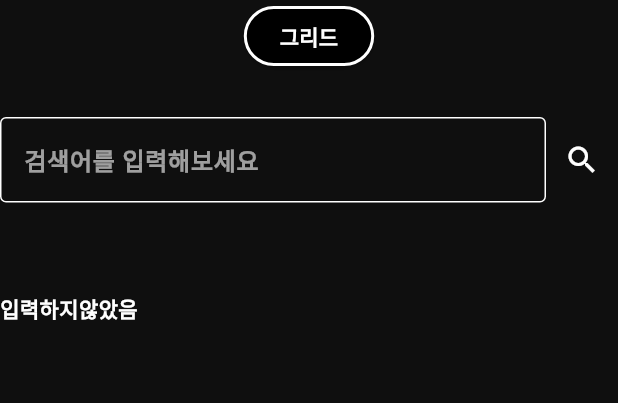
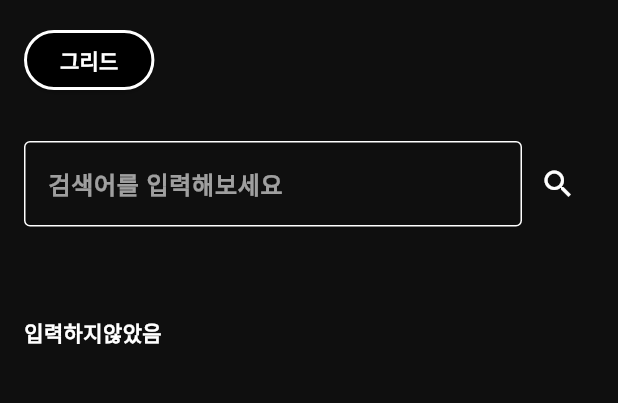
Before and after one commit to urbosaDev/youtube_search_app-V2, a Flutter app: the screen it shows after launch, after a tap on "리스트", on a phone screen of 412 x 824 dp, the part 84-487 px from its top. Run offline on Flutter 3.47's test engine with Material 3 defaults, Android fonts, the phone set to English and light mode, and no system bars.

```diff
--- a/lib/main.dart
+++ b/lib/main.dart
@@ -1,9 +1,7 @@
 import 'package:flutter/material.dart';
 import 'package:portpolio_flutter/data/snippet_repository.dart';
 import 'package:portpolio_flutter/domain/models/use_case.dart';
-import 'package:portpolio_flutter/ui/search_youtube/list_or_grid_view_model.dart';
 import 'package:portpolio_flutter/ui/search_youtube/screenViewModel.dart';
-import 'package:portpolio_flutter/ui/search_youtube/search_bar_view_model.dart';
 
 import 'package:provider/provider.dart';
 
--- a/lib/ui/search_youtube/screen.dart
+++ b/lib/ui/search_youtube/screen.dart
@@ -1,7 +1,4 @@
 import 'package:flutter/material.dart';
-import 'package:portpolio_flutter/data/search_snippet_youtube_service.dart';
-import 'package:portpolio_flutter/data/snippet_repository.dart';
-import 'package:portpolio_flutter/domain/models/use_case.dart';
 import 'package:portpolio_flutter/ui/search_youtube/screenViewModel.dart';
 import 'package:portpolio_flutter/ui/search_youtube/search_bar_view_model.dart';
 import 'package:portpolio_flutter/ui/search_youtube/widgets/search_bar_view.dart';
@@ -26,40 +23,46 @@ class Screen extends StatelessWidget {
         title: Image.asset('assets/images/youtube_logo.png'),
         centerTitle: false,
       ),
-      body: Column(
+      body: SingleChildScrollView(
+        child: Padding(
+          padding: const EdgeInsets.all(16.0),
+          child: Column(
+            crossAxisAlignment: CrossAxisAlignment.start,
             children: [
               ElevatedButton(
-              onPressed: () {
-                viewModel.toggleIsListOrGrid();
-              },
-              child: Text(
-                viewModel.isList ? '리스트' : '그리드',
-                style: TextStyle(fontWeight: FontWeight.w700),
-              ),
+                onPressed: () => viewModel.toggleIsListOrGrid(),
                 style: ButtonStyle(
                   backgroundColor: WidgetStatePropertyAll(Colors.black),
                   foregroundColor: WidgetStatePropertyAll(Colors.white),
                   alignment: Alignment.centerLeft,
                   side: WidgetStatePropertyAll(
-                      BorderSide(color: Colors.white, width: 2)))),
+                      BorderSide(color: Colors.white, width: 2)),
+                ),
+                child: Text(
+                  viewModel.isList ? '리스트' : '그리드',
+                  style: const TextStyle(fontWeight: FontWeight.w700),
+                ),
+              ),
               const SizedBox(height: 30),
               ChangeNotifierProvider<SearchBarViewModel>(
-            create: (context) => SearchBarViewModel(viewModel.snippetUseCase),
+                create: (_) => SearchBarViewModel(viewModel.snippetUseCase),
                 child: SearchBarView(),
               ),
               const SizedBox(height: 30),
               viewModel.isList
                   ? ChangeNotifierProvider<SearchListViewModel>(
-                  create: (context) =>
+                      create: (_) =>
                           SearchListViewModel(viewModel.snippetUseCase),
-                  child: SearchListView(),
+                      child: const SearchListView(),
                     )
                   : ChangeNotifierProvider<SearchGridViewModel>(
-                  create: (context) =>
+                      create: (_) =>
                           SearchGridViewModel(viewModel.snippetUseCase),
-                  child: SearchGridView(),
+                      child: const SearchGridView(),
                     ),
             ],
+          ),
+        ),
       ),
     );
   }
--- a/lib/ui/search_youtube/search_bar_view_model.dart
+++ b/lib/ui/search_youtube/search_bar_view_model.dart
@@ -1,5 +1,4 @@
 import 'package:flutter/widgets.dart';
-import 'package:portpolio_flutter/data/snippet_model.dart';
 import 'package:portpolio_flutter/domain/models/use_case.dart';
 
 //searchview의 상태만 관리하는 ViewModel
```
Also changed, not shown: pubspec.lock, 44 other files. Lines whose indentation alone changed are shown as unchanged.
